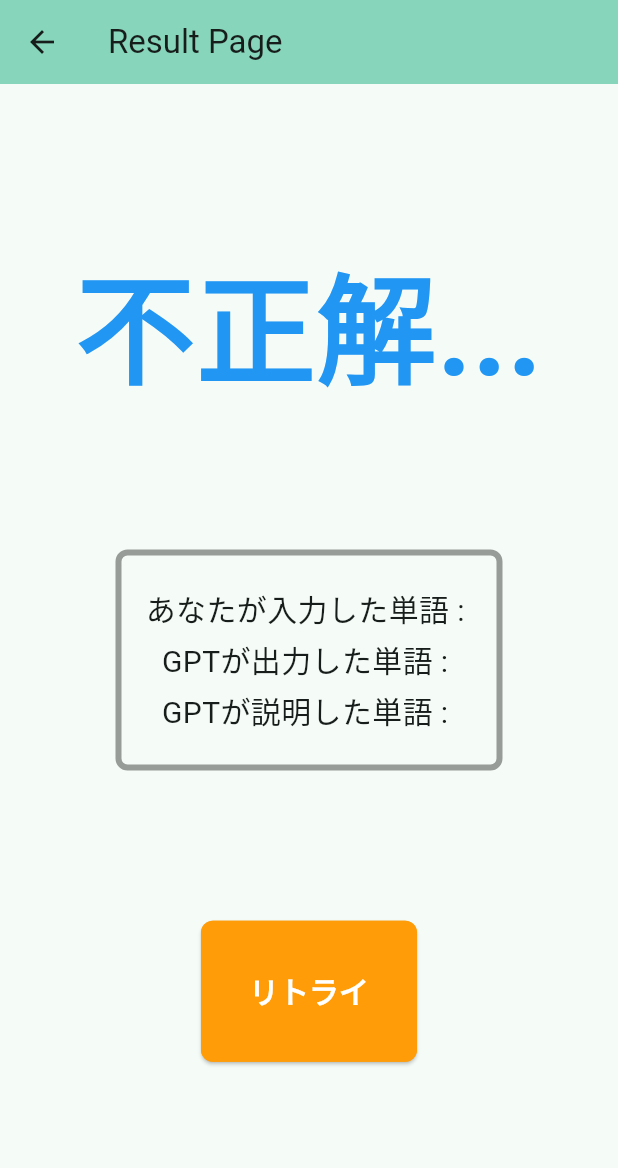
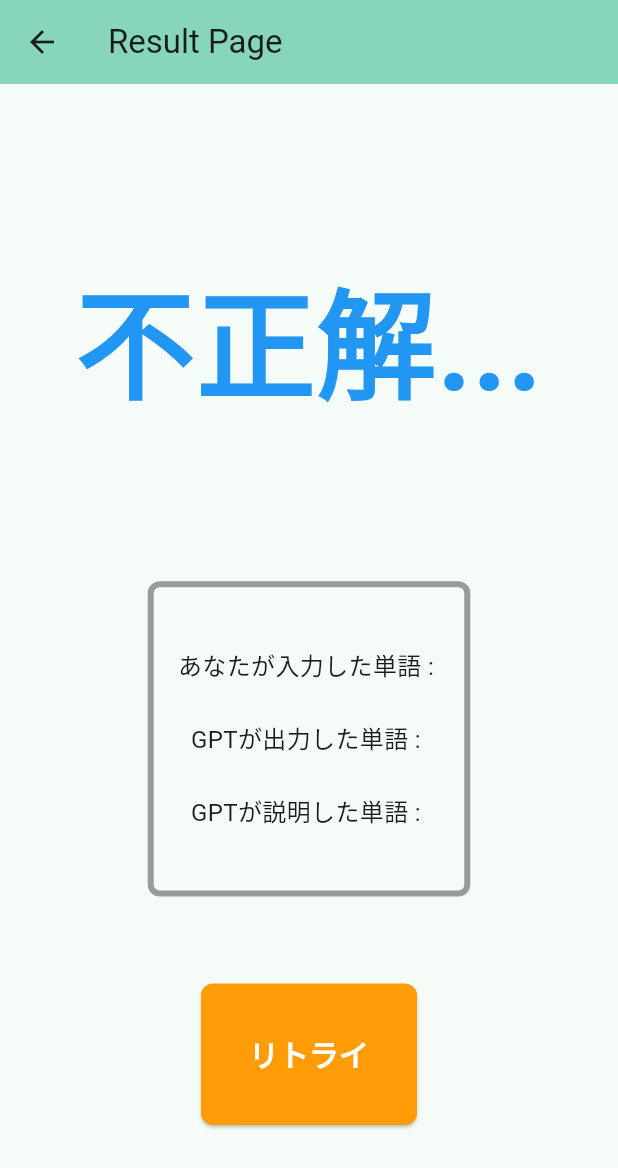
Before and after one commit to Elise3993/GPT_quiz_game, a Flutter app: the ResultPage screen opened directly with empty values, on a phone screen of 412 x 824 dp. Shown: the top 1168 px of the screen. Run offline on Flutter 3.47's test engine with Material 2 defaults, Android fonts, the phone set to English and light mode, and no system bars; statements that could not run were skipped.

Commit message:
変更/文字サイズを変更
中央のテキストサイズを縮小
画面の正解、テキスト、リトライの比率を
3:2:2に変更

```diff
--- a/lib/resultpage.dart
+++ b/lib/resultpage.dart
@@ -34,14 +34,14 @@ class _ResultPageState extends State<ResultPage> {
         child: Column(
           children: <Widget>[
             Expanded(
-              flex: 2,
+              flex: 3,
               child: Center(
                 child: ifResult(widget.isCorrect),
               ),
             ),
             // ここより以下マジで適当なのでUI考える人よろしくお願いします
             Expanded(
-              flex: 1,
+              flex: 2,
               child: Container(
                 padding: EdgeInsets.all(16),
                 decoration: BoxDecoration(
@@ -56,15 +56,15 @@ class _ResultPageState extends State<ResultPage> {
                   children: <Widget>[
                     Text(
                       'あなたが入力した単語 : ${widget.inputText}',
-                      style: TextStyle(fontSize: 20),
+                      style: TextStyle(fontSize: 16),
                     ),
                     Text(
                       'GPTが出力した単語 : ${widget.outputText}',
-                      style: TextStyle(fontSize: 20),
+                      style: TextStyle(fontSize: 16),
                     ),
                     Text(
                       'GPTが説明した単語 : ${widget.ansText}',
-                      style: TextStyle(fontSize: 20),
+                      style: TextStyle(fontSize: 16),
                     ),
                   ]),
             ),
```
